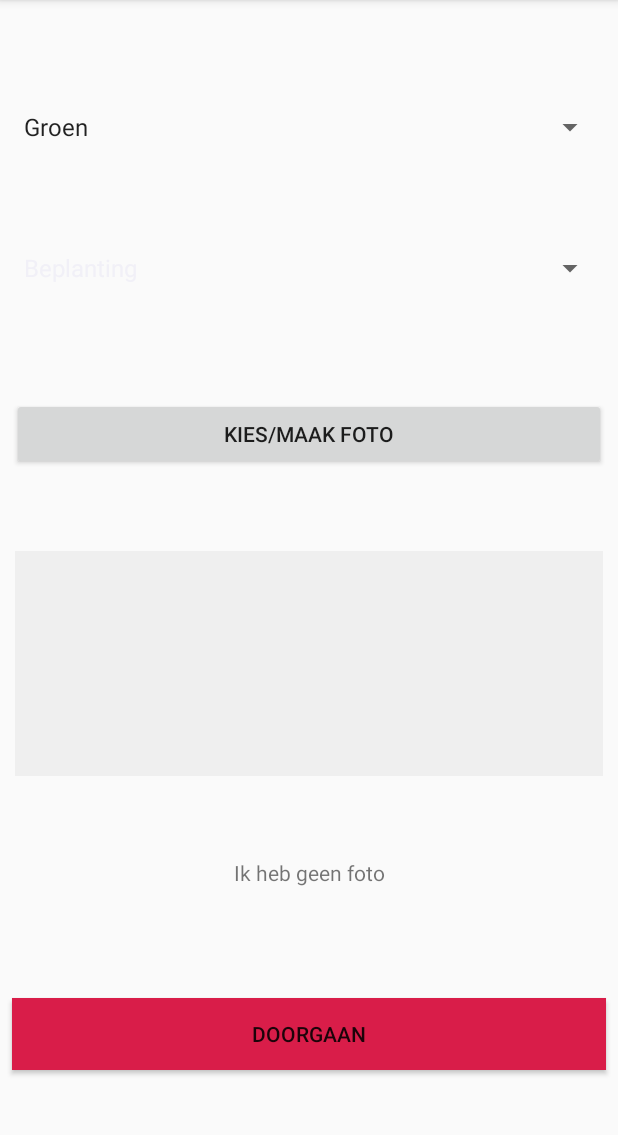
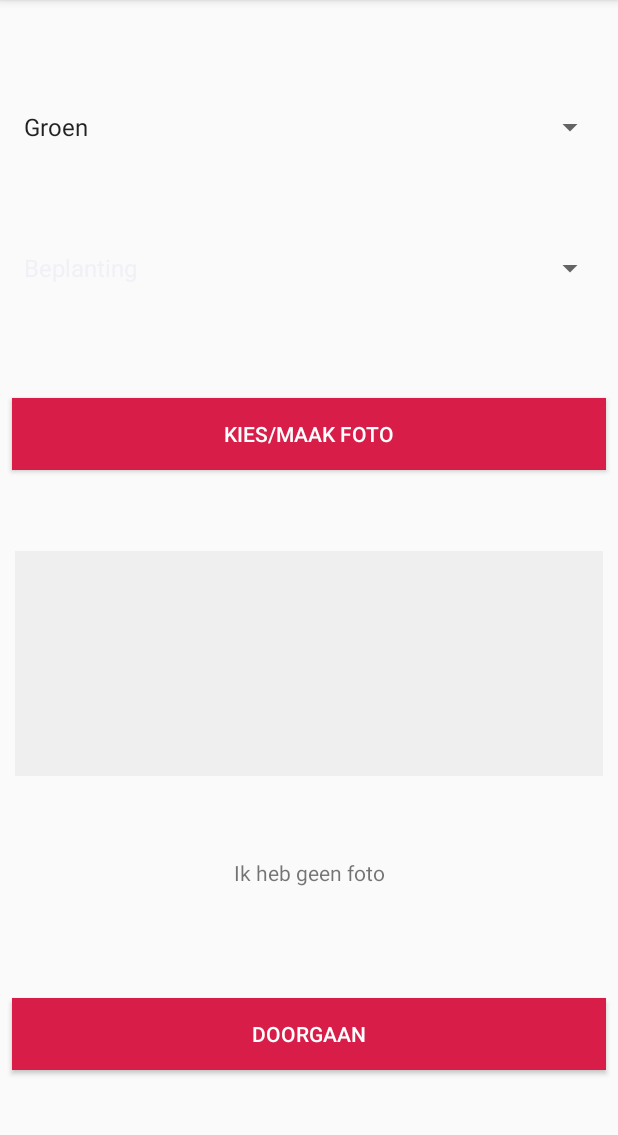
Before and after one commit to mamjong/projectbreda, an Android app: the CreateNewReportActivity screen opened directly, with no data from a screen before it, on a phone screen of 412 x 824 dp, the part 84-1219 px from its top. Run offline under Robolectric (Android 15) with nearby library versions, the phone set to English and light mode, and no system bars.

Commit message:
Updated buttons, stopped error in add_email.xml, commented out Toast in new report.java

```diff
--- a/app/src/main/java/nl/gemeente/breda/bredaapp/CreateNewReportActivity.java
+++ b/app/src/main/java/nl/gemeente/breda/bredaapp/CreateNewReportActivity.java
@@ -17,7 +17,7 @@ import android.widget.Toast;
 public class CreateNewReportActivity extends AppCompatActivity {
 
 
-    private static final int CAMERA_PIC_REQUEST = 1337;
+    private static final int CAMERA_PIC_REQUEST = 1337; // LEET
     private String[] arraySpinnerDataMain, arraySpinnerGroenSubs, arraySpinnerAfvalSubs, arraySpinnerDierenEnOngedierteSubs, arraySpinnerOpenbareVerlichtingSubs;
 
     @Override
@@ -59,9 +59,9 @@ public class CreateNewReportActivity extends AppCompatActivity {
         sprCategories.setOnItemSelectedListener(new AdapterView.OnItemSelectedListener(){
             @Override
             public void onItemSelected(AdapterView<?> parent, View view, int pos, long id) {
-                Toast.makeText(parent.getContext(),
-                        "OnItemSelectedListener: " + parent.getItemAtPosition(pos).toString(),
-                        Toast.LENGTH_SHORT).show();
+//                Toast.makeText(parent.getContext(),
+//                        "OnItemSelectedListener: " + parent.getItemAtPosition(pos).toString(),
+//                        Toast.LENGTH_SHORT).show();
 
                 switch (parent.getItemAtPosition(pos).toString()) {
                     case "Groen":
@@ -91,7 +91,7 @@ public class CreateNewReportActivity extends AppCompatActivity {
 
             @Override
             public void onNothingSelected(AdapterView<?> parent) {
-                Toast.makeText(parent.getContext(), "herf", Toast.LENGTH_LONG).show();
+                Toast.makeText(parent.getContext(), "Nothing selected", Toast.LENGTH_LONG).show();
             }
 
         });
--- a/app/src/main/res/layout/activity_add_email.xml
+++ b/app/src/main/res/layout/activity_add_email.xml
@@ -13,7 +13,7 @@
         app:layout_constraintTop_toTopOf="parent"
         app:layout_constraintLeft_toRightOf="parent"
         app:layout_constraintRight_toLeftOf="parent"
-        app:layout_constraintBottom_toBottomOf="@id/AddEmailActivity_sp_introEmail"
+        app:layout_constraintBottom_toTopOf="parent"
         android:text="@string/AddEmailActivity_tv_introText" />
 
     <Space
--- a/app/src/main/res/layout/activity_create_new_report.xml
+++ b/app/src/main/res/layout/activity_create_new_report.xml
@@ -38,16 +38,18 @@
         android:id="@+id/activityCreateNewReport_bt_makePicture"
         android:layout_width="0dp"
         android:layout_height="wrap_content"
+        android:layout_marginEnd="8dp"
         android:layout_marginLeft="8dp"
         android:layout_marginRight="8dp"
+        android:layout_marginStart="8dp"
         android:layout_marginTop="20dp"
+        android:background="@color/colorPrimary"
         android:text="@string/activityCreateNewReport_bt_makePicture"
+        android:textColor="@android:color/white"
+        app:layout_constraintBottom_toTopOf="@+id/activityCreateNewReport_iv_defectImage"
         app:layout_constraintLeft_toLeftOf="parent"
         app:layout_constraintRight_toRightOf="parent"
-        app:layout_constraintTop_toBottomOf="@+id/activityCreateNewReport_spr_defects"
-        app:layout_constraintBottom_toTopOf="@+id/activityCreateNewReport_iv_defectImage"
-        android:layout_marginStart="8dp"
-        android:layout_marginEnd="8dp" />
+        app:layout_constraintTop_toBottomOf="@+id/activityCreateNewReport_spr_defects" />
 
     <ImageView
         android:id="@+id/activityCreateNewReport_iv_defectImage"
@@ -86,6 +88,7 @@
         android:layout_marginTop="20dp"
         android:background="#d91d49"
         android:text="@string/activityCreateNewReport_bt_continue"
+        android:textColor="@android:color/white"
         app:layout_constraintBottom_toBottomOf="parent"
         app:layout_constraintLeft_toLeftOf="parent"
         app:layout_constraintRight_toRightOf="parent"
```
